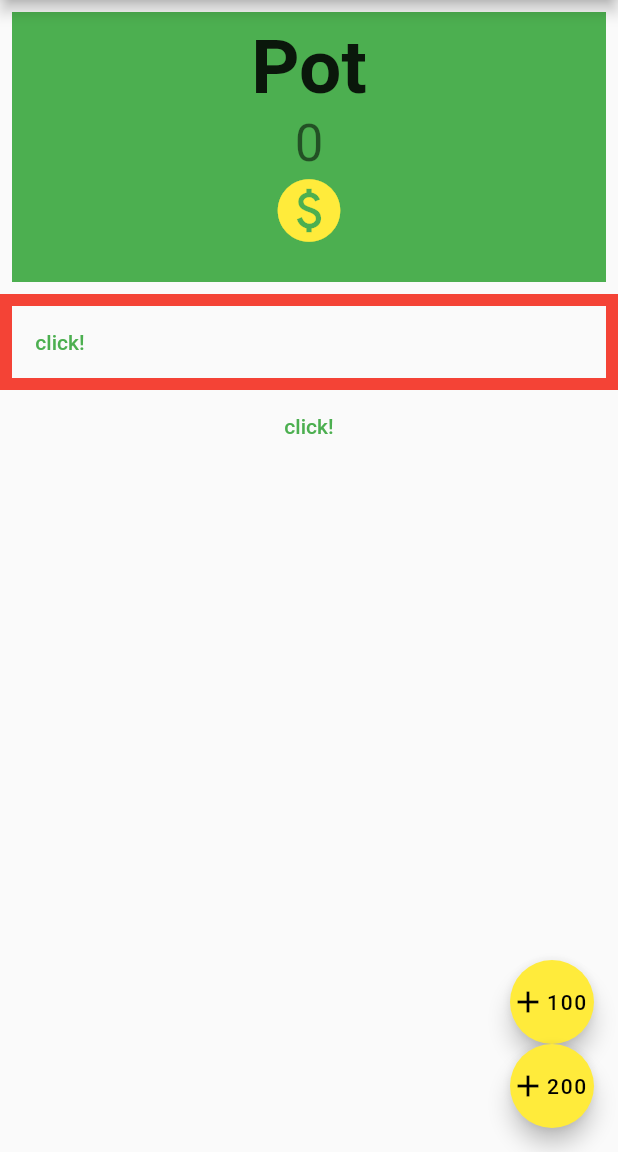
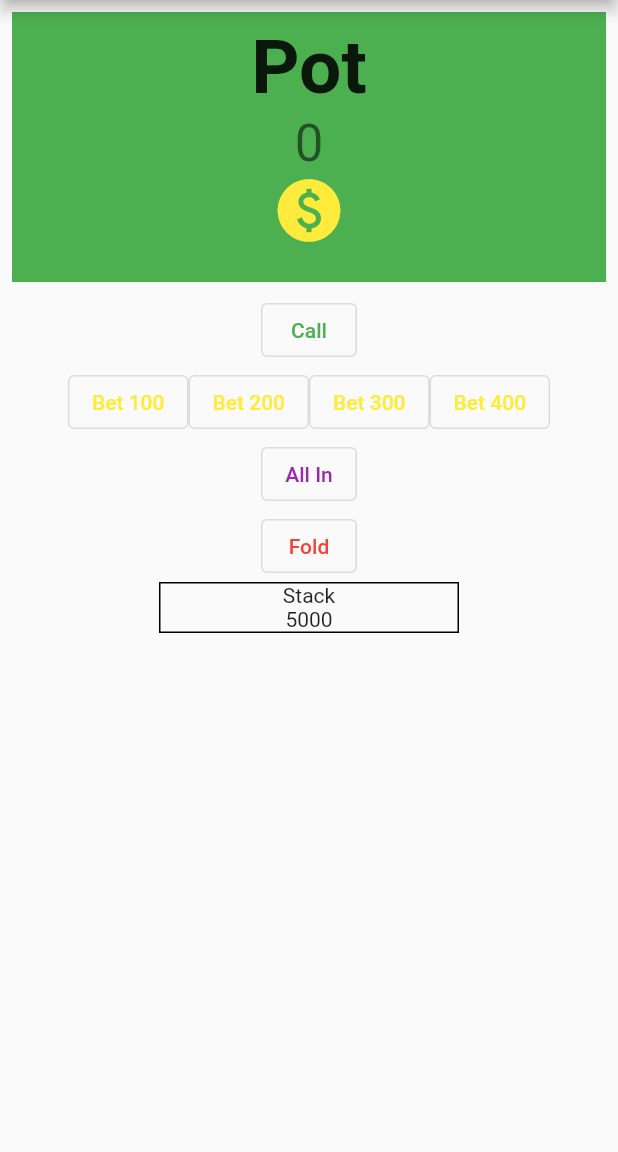
Before and after one commit to TakiKazuya/poker_chip_calculator, a Flutter app: the screen it shows after launch, on a phone screen of 412 x 824 dp, the part 84-1236 px from its top. Run offline on Flutter 3.47's test engine with Material 2 defaults, Android fonts, the phone set to English and light mode, and no system bars.

Commit message:
ポーカーチップ計算　最低限の機能実装 - ベット100~400 - オールイン - ポット計算

```diff
--- a/lib/main.dart
+++ b/lib/main.dart
@@ -30,17 +30,13 @@ class MyHomePage extends StatefulWidget {
 }
 
 class _MyHomePageState extends State<MyHomePage> {
-  int _counter = 0;
+  int _pot = 0;
+  int _stack = 5000;
 
-  void _add100ToCounter() {
+  void _bet(int amount) {
     setState(() {
-      _counter += 100;
-    });
-  }
-
-  void _add200ToCounter() {
-    setState(() {
-      _counter += 200;
+      _pot += amount;
+      _stack -= amount;
     });
   }
 
@@ -75,7 +71,7 @@ class _MyHomePageState extends State<MyHomePage> {
                           style: TextStyle(fontWeight: FontWeight.bold,fontSize: 50),
                         ),
                         Text(
-                          '$_counter',
+                          '$_pot',
                           style: Theme.of(context).textTheme.headline4,
                         ),
                         const Icon(
@@ -90,63 +86,49 @@ class _MyHomePageState extends State<MyHomePage> {
               ],
             ),
           ),
+          OutlinedButton(onPressed: () {},
+              child: const Text("Call")
+          ),
+          Row(
+            mainAxisAlignment: MainAxisAlignment.center,
+            children: [
+              OutlinedButton(onPressed: () => _bet(100),
+                  child: const Text("Bet 100", style: TextStyle(color: Colors.yellow))
+              ),
+              OutlinedButton(onPressed: () => _bet(200),
+                  child: const Text("Bet 200", style: TextStyle(color: Colors.yellow))
+              ),
+              OutlinedButton(onPressed: () => _bet(300),
+                  child: const Text("Bet 300", style: TextStyle(color: Colors.yellow))
+              ),
+              OutlinedButton(onPressed: () => _bet(400),
+                  child: const Text("Bet 400", style: TextStyle(color: Colors.yellow))
+              ),
+            ],
+          ),
+          OutlinedButton(onPressed: () => _bet(_stack),
+              child: const Text("All In", style: TextStyle(color: Colors.purple))
+          ),
+          OutlinedButton(onPressed: () {},
+              child: const Text("Fold", style: TextStyle(color: Colors.red))
+          ),
           Container(
-            alignment: Alignment.bottomLeft,
-            decoration: BoxDecoration(border: Border.all(
-              color: Colors.red, width: 8.0
-            )),
-              child: Row(
-                children: [
-                  TextButton(onPressed: () { }, child: Text("click!"))
+            width: 200,
+            decoration: BoxDecoration(
+              border: Border.all()
+            ),
+            child: Center(
+              child: Column(
+                mainAxisAlignment: MainAxisAlignment.start,
+                children: <Widget>[
+                  const Text('Stack'),
+                  Text('$_stack')
                 ],
-              )
-          ),
-          Positioned(
-            bottom: 0.0,
-            child: TextButton(onPressed: () {}, child: Text('click!'),)
+              ),
+            ),
           )
         ],
       ),
-      floatingActionButton: Column(
-        mainAxisSize: MainAxisSize.min,
-        children: <Widget>[
-          FloatingActionButton(
-            onPressed: _add100ToCounter,
-            heroTag: "add100",
-            backgroundColor: Colors.yellow,
-            child: Row(
-              children: const <Widget>[
-                Icon(Icons.add, color: Colors.black,),
-                Text('100', style: TextStyle(color: Colors.black),)
-              ],
-            )
-          ),
-          FloatingActionButton(
-              onPressed: _add200ToCounter,
-              heroTag: "add200",
-              backgroundColor: Colors.yellow,
-              child: Row(
-                children: const <Widget>[
-                  Icon(Icons.add, color: Colors.black,),
-                  Text(
-                    '200',
-                    style: TextStyle(color: Colors.black),
-                  )
-                ],
-              ),
-          ),
-        ],
-      ),
-      // floatingActionButton: FloatingActionButton(
-      //   onPressed: _add100ToCounter,
-      //   tooltip: 'Increment',
-      //   child: Row(
-      //     children: const <Widget>[
-      //       Icon(Icons.add),
-      //       Text('100')
-      //     ],
-      //   )
-      // ), // This trailing comma makes auto-formatting nicer for build methods.
     );
   }
 }
```
